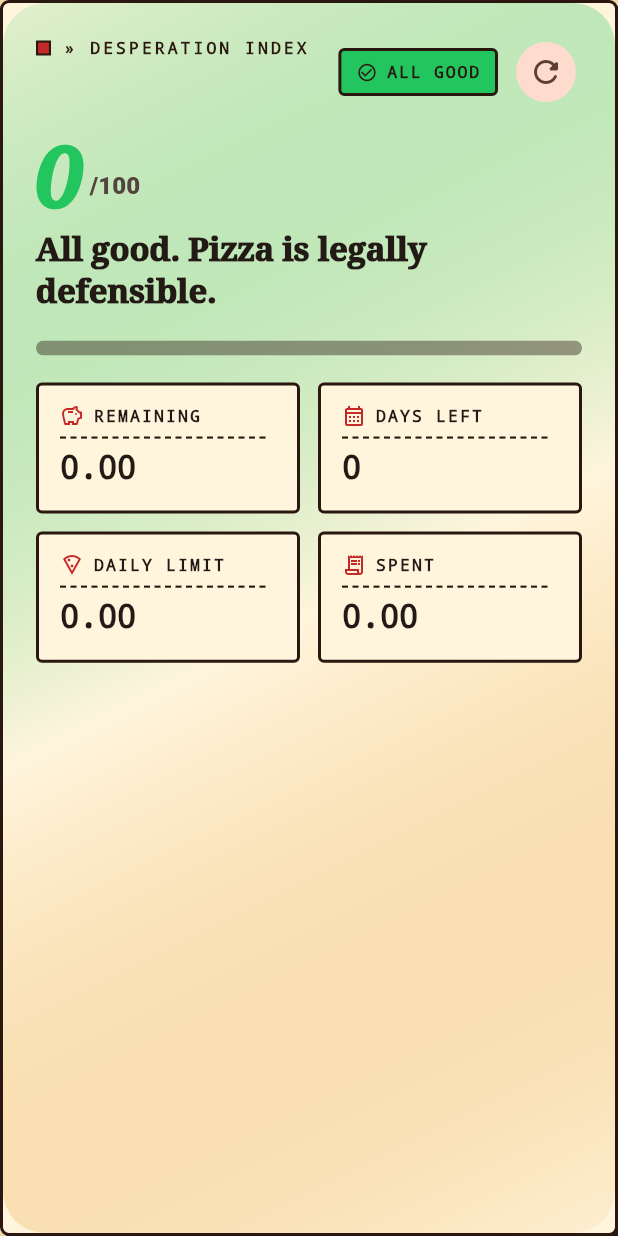
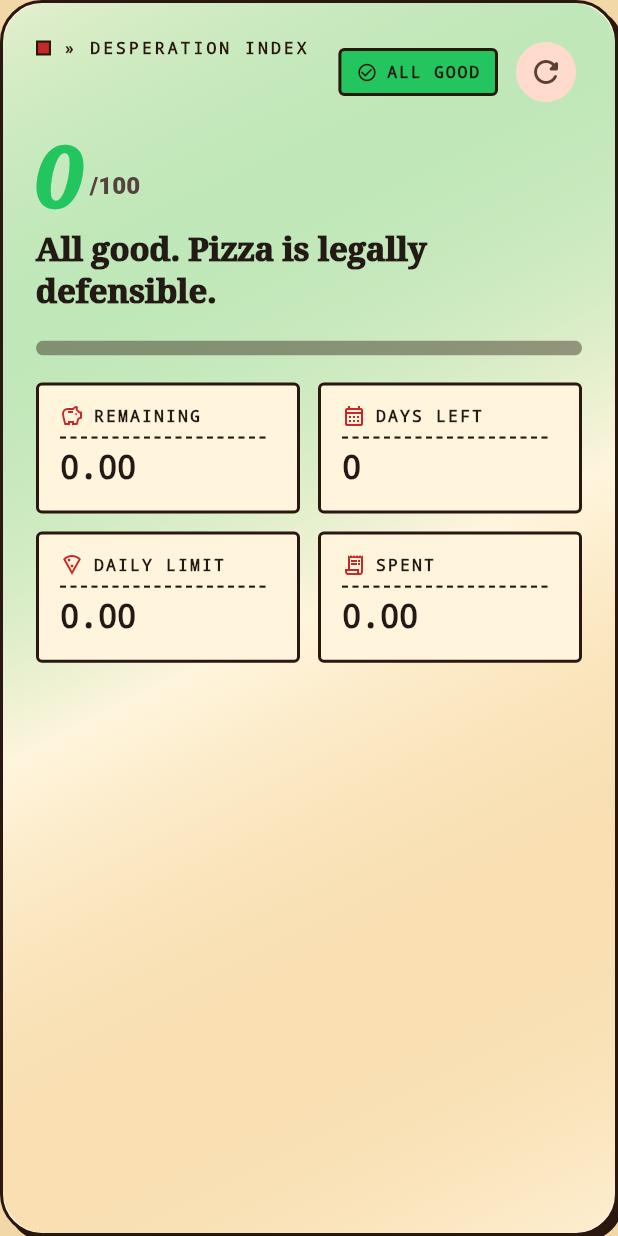
Before and after one commit to piekret/PizzaTracker, a Flutter app: the _DesperationCard widget shown alone on an empty page, opened directly with empty values, on a phone screen of 412 x 824 dp. Run offline on Flutter 3.47's test engine with Material 3 defaults, Android fonts, the phone set to English and light mode, and no system bars; our stand-ins replace fl_chart, flutter_dotenv, flutter_riverpod, image_picker, shared_preferences, supabase_flutter; missing offline and left inert: google_mlkit_text_recognition; accounts and stored records are empty; network calls fail.

Commit message:
Fix desperation card corner clipping

```diff
--- a/lib/src/dashboard/desperation_card.dart
+++ b/lib/src/dashboard/desperation_card.dart
@@ -24,6 +24,7 @@ class _DesperationCard extends StatelessWidget {
 
     return FrostPanel(
       padding: EdgeInsets.zero,
+      radius: 28,
       child: ClipRRect(
         borderRadius: BorderRadius.circular(28),
         child: Stack(
--- a/lib/src/expenses/recent_expenses_card.dart
+++ b/lib/src/expenses/recent_expenses_card.dart
@@ -248,7 +248,7 @@ class _ExpenseRow extends StatelessWidget {
         ),
         const SizedBox(height: 3),
         Text(
-          '${_categoryLabel(expense.category)} - ${DateFormat.yMMMd(context.text.appLanguage.code).format(expense.expenseDate)}',
+          '${_categoryLabel(expense.category)} - ${MaterialLocalizations.of(context).formatMediumDate(expense.expenseDate)}',
           style: Theme.of(context).textTheme.bodySmall?.copyWith(
             color: Theme.of(context).colorScheme.onSurfaceVariant,
           ),
```
